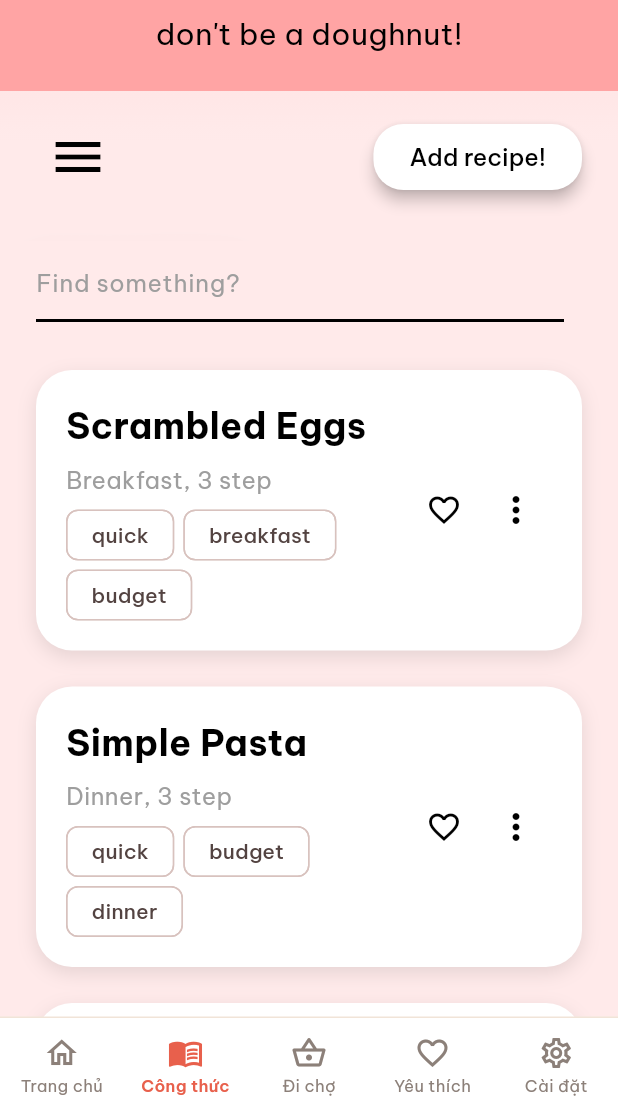
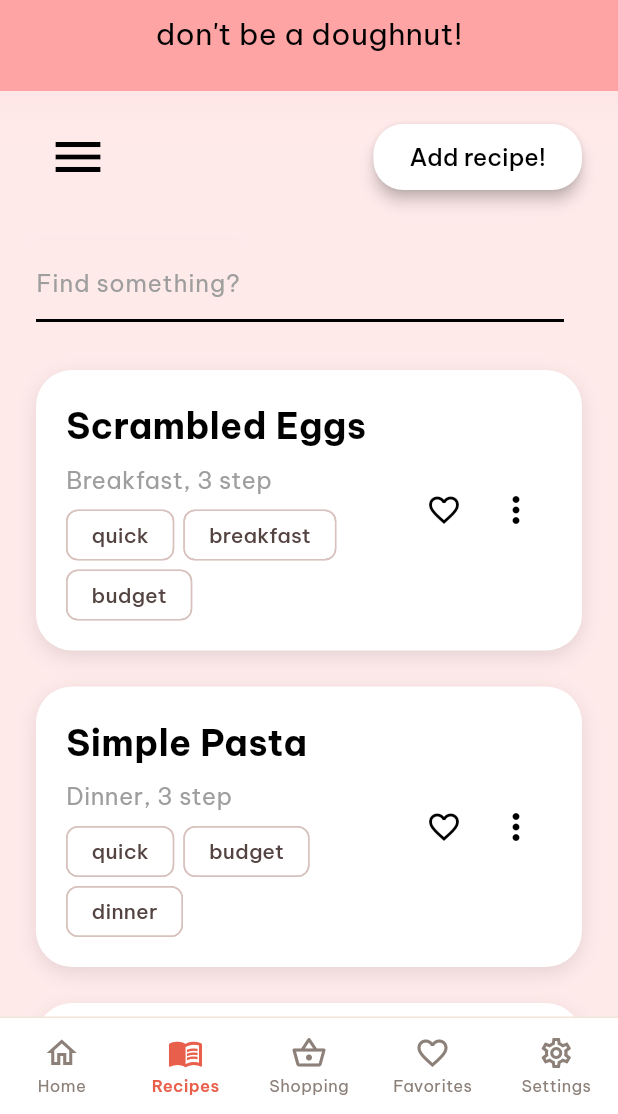
Before and after one commit to tlam2975/Cooking-Daddy, a Flutter app: the screen it shows once a user with an empty profile is signed in, item 2 of the bottom bar chosen, on a phone screen of 412 x 824 dp, the part 122-1236 px from its top. Run offline on Flutter 3.47's test engine with Material 3 defaults, Android fonts, the phone set to English and light mode, and no system bars; our stand-ins replace cloud_firestore, easy_localization, firebase_auth, firebase_core, flutter_local_notifications, google_fonts and 4 more; missing offline and left inert: proximity_sensor; accounts and stored records are empty; generated files the repository leaves out were written again; network calls fail.

Commit message:
Localization: translate new recipe features

```diff
--- a/assets/translations/en.json
+++ b/assets/translations/en.json
@@ -107,5 +107,30 @@
     "what_to_cook_today": "What to cook today?",
     "find_recipes": "Find Recipe",
     "add_first_recipe": "Let's add a recipe to start!",
-    "login_to_save_and_sync_recipes": "Login to save and sync your recipes!"
+    "login_to_save_and_sync_recipes": "Login to save and sync your recipes!",
+    "recipes": "Recipes",
+    "shopping": "Shopping",
+    "favorites": "Favorites",
+    "favorite": "Favorite",
+    "unfavorite": "Remove favorite",
+    "shopping_empty_short": "No ingredients yet",
+    "shopping_unchecked_count": "{count} items left",
+    "clear_cart": "Clear cart",
+    "shopping_empty_title": "Shopping cart is empty",
+    "shopping_empty_message": "Open a recipe and add ingredients here.",
+    "favorites_empty_short": "No favorite recipes yet",
+    "favorites_saved_count": "{count} saved recipes",
+    "favorites_empty_title": "No favorites yet",
+    "favorites_empty_message": "Tap the heart on a recipe to save meals you want to cook again.",
+    "syncing_recipes": "Syncing recipes...",
+    "tags": "Tags",
+    "portions": "Portions",
+    "base_portions": "Original recipe: {count}",
+    "decrease_portions": "Decrease portions",
+    "increase_portions": "Increase portions",
+    "added_ingredients_for_portions": "Added ingredients for {count} portions",
+    "remix": "Remix",
+    "remix_suffix": "Remix",
+    "energy_note": "Energy note",
+    "add_to_cart": "Add to cart"
 }
--- a/assets/translations/vi.json
+++ b/assets/translations/vi.json
@@ -107,5 +107,30 @@
     "what_to_cook_today": "Hôm nay nấu món gì nhỉ?",
     "find_recipes": "Tìm công thức, nguyên liệu...",
     "add_first_recipe": "Thêm công thức đầu tiên của bạn để bắt đầu",
-    "login_to_save_and_sync_recipes": "Đăng nhập để lưu và đồng bộ công thức của bạn!"
+    "login_to_save_and_sync_recipes": "Đăng nhập để lưu và đồng bộ công thức của bạn!",
+    "recipes": "Công thức",
+    "shopping": "Đi chợ",
+    "favorites": "Yêu thích",
+    "favorite": "Yêu thích",
+    "unfavorite": "Bỏ yêu thích",
+    "shopping_empty_short": "Chưa có nguyên liệu nào",
+    "shopping_unchecked_count": "{count} món chưa mua",
+    "clear_cart": "Xóa giỏ",
+    "shopping_empty_title": "Giỏ đi chợ trống",
+    "shopping_empty_message": "Mở một công thức và thêm nguyên liệu vào đây.",
+    "favorites_empty_short": "Chưa có công thức yêu thích",
+    "favorites_saved_count": "{count} công thức đã lưu",
+    "favorites_empty_title": "Chưa có yêu thích",
+    "favorites_empty_message": "Bấm trái tim trong công thức để lưu món bạn muốn nấu lại.",
+    "syncing_recipes": "Đang đồng bộ công thức...",
+    "tags": "Thẻ",
+    "portions": "Khẩu phần",
+    "base_portions": "Công thức gốc: {count}",
+    "decrease_portions": "Giảm khẩu phần",
+    "increase_portions": "Tăng khẩu phần",
+    "added_ingredients_for_portions": "Đã thêm nguyên liệu cho {count} khẩu phần",
+    "remix": "Biến tấu",
+    "remix_suffix": "biến tấu",
+    "energy_note": "Ghi chú năng lượng",
+    "add_to_cart": "Thêm vào giỏ"
 }
--- a/lib/screens/favorites_screen.dart
+++ b/lib/screens/favorites_screen.dart
@@ -57,12 +57,14 @@ class _FavoritesScreenState extends State<FavoritesScreen> {
             child: Column(
               crossAxisAlignment: CrossAxisAlignment.start,
               children: [
-                Text('Yêu thích', style: AppTextStyles.greeting),
+                Text('favorites'.tr(), style: AppTextStyles.greeting),
                 const SizedBox(height: 4),
                 Text(
                   recipes.isEmpty
-                      ? 'Chưa có công thức yêu thích'
-                      : '${recipes.length} công thức đã lưu',
+                      ? 'favorites_empty_short'.tr()
+                      : 'favorites_saved_count'.tr(
+                          namedArgs: {'count': recipes.length.toString()},
+                        ),
                   style: AppTextStyles.caption,
                 ),
               ],
@@ -109,7 +111,7 @@ class _FavoritesScreenState extends State<FavoritesScreen> {
                             style: AppTextStyles.caption,
                           ),
                           trailing: IconButton(
-                            tooltip: 'Bỏ yêu thích',
+                            tooltip: 'unfavorite'.tr(),
                             onPressed: () => _toggleFavorite(recipe),
                             icon: Icon(
                               Icons.favorite,
@@ -151,10 +153,13 @@ class _EmptyFavorites extends StatelessWidget {
               child: Icon(Icons.favorite_border, color: AppColors.primary),
             ),
             const SizedBox(height: 16),
-            Text('Chưa có yêu thích', style: AppTextStyles.sectionTitle),
+            Text(
+              'favorites_empty_title'.tr(),
+              style: AppTextStyles.sectionTitle,
+            ),
             const SizedBox(height: 6),
             Text(
-              'Bấm trái tim trong công thức để lưu món bạn muốn nấu lại.',
+              'favorites_empty_message'.tr(),
               textAlign: TextAlign.center,
               style: AppTextStyles.caption,
             ),
--- a/lib/screens/home.dart
+++ b/lib/screens/home.dart
@@ -614,8 +614,8 @@ class _HomePageState extends State<HomePage> {
                                               ),
                                               IconButton(
                                                 tooltip: recipe.isFavorite
-                                                    ? 'Bỏ yêu thích'
-                                                    : 'Yêu thích',
+                                                    ? 'unfavorite'.tr()
+                                                    : 'favorite'.tr(),
                                                 onPressed: () =>
                                                     _toggleFavorite(recipe),
                                                 icon: Icon(
--- a/lib/screens/recipe_editor.dart
+++ b/lib/screens/recipe_editor.dart
@@ -420,7 +420,7 @@ class _RecipeEditorScreenState extends State<RecipeEditorScreen> {
                     _buildTextField('tools'.tr(), _toolsController),
                     const SizedBox(height: 24),
 
-                    _buildTextField('Tags', _tagsController),
+                    _buildTextField('tags'.tr(), _tagsController),
                     const SizedBox(height: 8),
                     Wrap(
                       spacing: 8,
--- a/lib/screens/shopping_cart_screen.dart
+++ b/lib/screens/shopping_cart_screen.dart
@@ -1,3 +1,4 @@
+import 'package:easy_localization/easy_localization.dart';
 import 'package:flutter/material.dart';
 
 import '../services/shopping_cart.dart';
@@ -27,19 +28,23 @@ class ShoppingCartScreen extends StatelessWidget {
                       child: Column(
                         crossAxisAlignment: CrossAxisAlignment.start,
                         children: [
-                          Text('Đi chợ', style: AppTextStyles.greeting),
+                          Text('shopping'.tr(), style: AppTextStyles.greeting),
                           const SizedBox(height: 4),
                           Text(
                             items.isEmpty
-                                ? 'Chưa có nguyên liệu nào'
-                                : '${cart.uncheckedCount} món chưa mua',
+                                ? 'shopping_empty_short'.tr()
+                                : 'shopping_unchecked_count'.tr(
+                                    namedArgs: {
+                                      'count': cart.uncheckedCount.toString(),
+                                    },
+                                  ),
                             style: AppTextStyles.caption,
                           ),
                         ],
                       ),
                     ),
                     IconButton(
-                      tooltip: 'Xóa giỏ',
+                      tooltip: 'clear_cart'.tr(),
                       onPressed: items.isEmpty ? null : cart.clear,
                       icon: const Icon(Icons.delete_outline),
                     ),
@@ -125,10 +130,13 @@ class _EmptyCart extends StatelessWidget {
               ),
             ),
             const SizedBox(height: 16),
-            Text('Giỏ đi chợ trống', style: AppTextStyles.sectionTitle),
+            Text(
+              'shopping_empty_title'.tr(),
+              style: AppTextStyles.sectionTitle,
+            ),
             const SizedBox(height: 6),
             Text(
-              'Mở một công thức và thêm nguyên liệu vào đây.',
+              'shopping_empty_message'.tr(),
               textAlign: TextAlign.center,
               style: AppTextStyles.caption,
             ),
--- a/lib/widgets/auth_gate.dart
+++ b/lib/widgets/auth_gate.dart
@@ -1,3 +1,4 @@
+import 'package:easy_localization/easy_localization.dart';
 import 'package:firebase_auth/firebase_auth.dart';
 import 'package:flutter/material.dart';
 import '../data/repositories/auth_repository.dart';
@@ -76,7 +77,7 @@ class _SyncGateState extends State<_SyncGate> {
                 children: [
                   CircularProgressIndicator(color: AppColors.primary),
                   const SizedBox(height: 12),
-                  Text('Đang đồng bộ công thức...', style: AppTextStyles.body),
+                  Text('syncing_recipes'.tr(), style: AppTextStyles.body),
                 ],
               ),
             ),
--- a/lib/widgets/main_shell.dart
+++ b/lib/widgets/main_shell.dart
@@ -1,3 +1,4 @@
+import 'package:easy_localization/easy_localization.dart';
 import 'package:flutter/material.dart';
 import '../screens/dashboard_screen.dart';
 import '../screens/favorites_screen.dart';
@@ -58,35 +59,35 @@ class _MainShellState extends State<MainShell> {
               _NavItem(
                 icon: Icons.home_outlined,
                 activeIcon: Icons.home,
-                label: 'Trang chủ',
+                label: 'home'.tr(),
                 selected: _selectedIndex == 0,
                 onTap: () => setState(() => _selectedIndex = 0),
               ),
               _NavItem(
                 icon: Icons.menu_book_outlined,
                 activeIcon: Icons.menu_book,
-                label: 'Công thức',
+                label: 'recipes'.tr(),
                 selected: _selectedIndex == 1,
                 onTap: () => setState(() => _selectedIndex = 1),
               ),
               _NavItem(
                 icon: Icons.shopping_basket_outlined,
                 activeIcon: Icons.shopping_basket,
-                label: 'Đi chợ',
+                label: 'shopping'.tr(),
                 selected: _selectedIndex == 2,
                 onTap: () => setState(() => _selectedIndex = 2),
               ),
               _NavItem(
                 icon: Icons.favorite_border,
                 activeIcon: Icons.favorite,
-                label: 'Yêu thích',
+                label: 'favorites'.tr(),
                 selected: _selectedIndex == 3,
                 onTap: () => setState(() => _selectedIndex = 3),
               ),
               _NavItem(
                 icon: Icons.settings_outlined,
                 activeIcon: Icons.settings,
-                label: 'Cài đặt',
+                label: 'settings'.tr(),
                 selected: _selectedIndex == 4,
                 onTap: () => setState(() => _selectedIndex = 4),
               ),
```
Also changed, not shown: lib/screens/recipe_detail.dart (+18 -12 lines), 1 other file.
